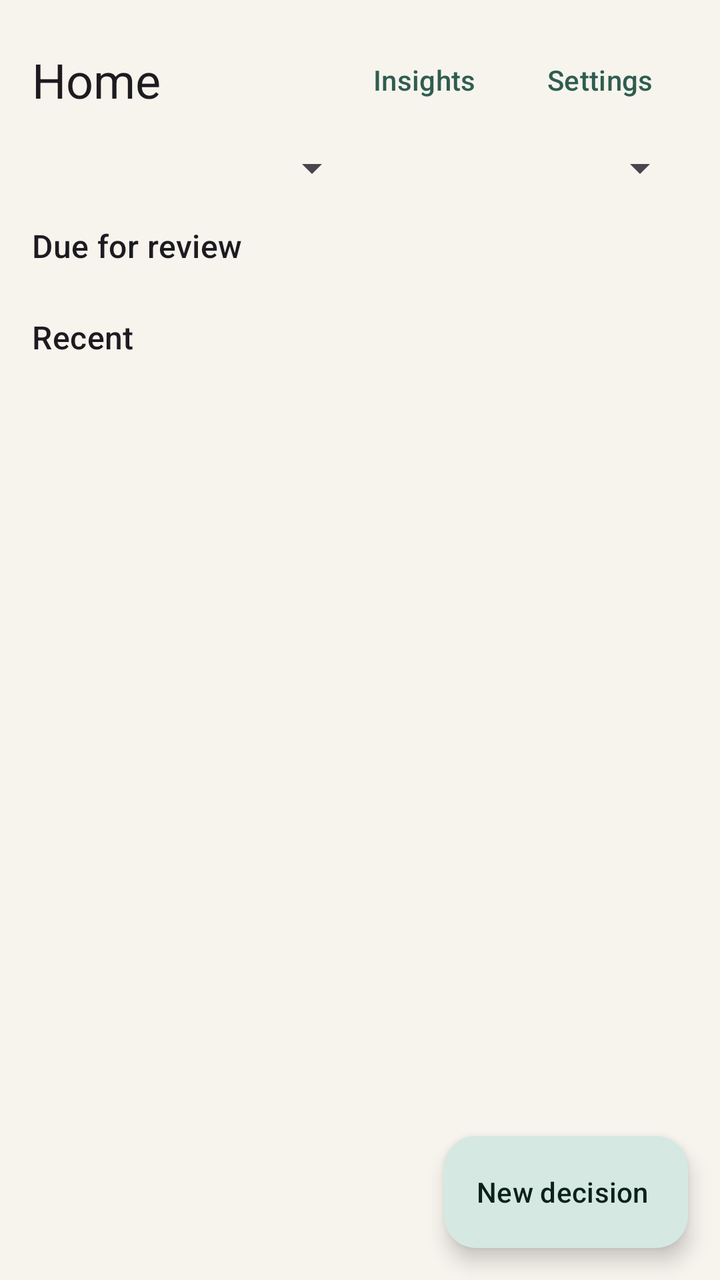
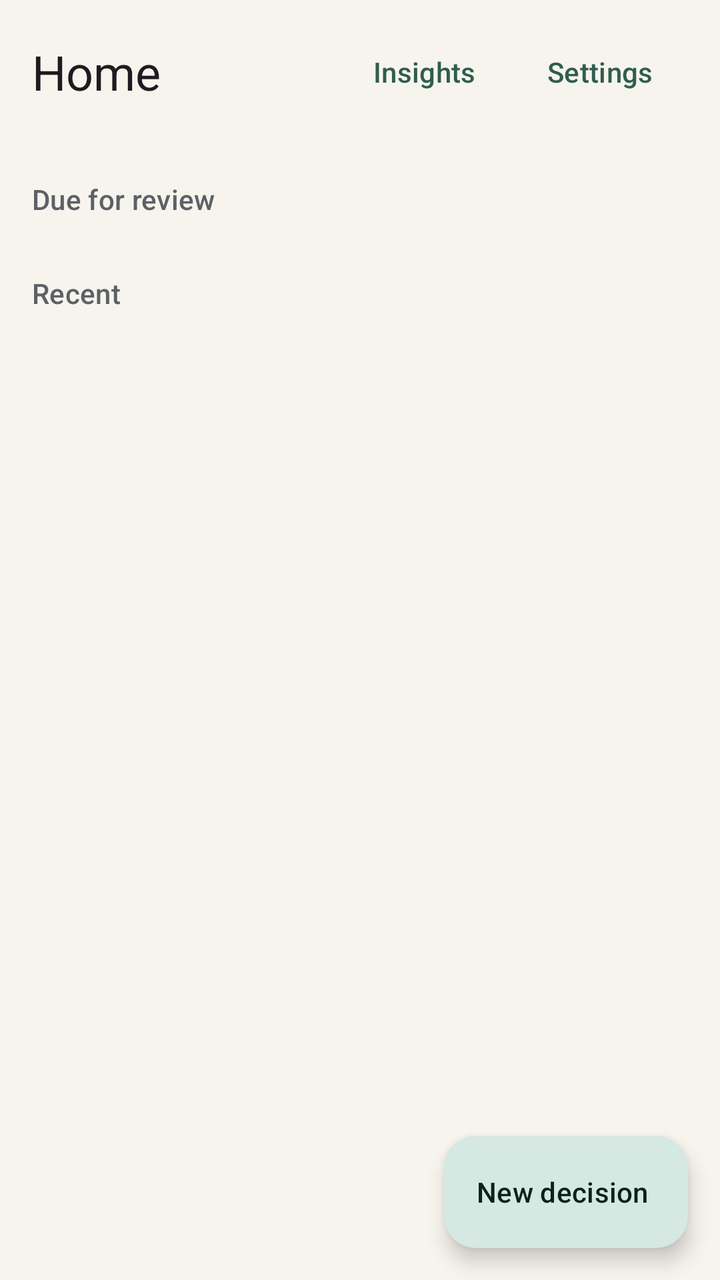

An Android layout rendered at two revisions. The XML below is the earlier revision; the diff shows what the commit changed to produce the second picture.
<!-- AndroidManifest.xml: application theme Theme.DecisionJournal -->
<!-- res/layout/fragment_home.xml -->
<?xml version="1.0" encoding="utf-8"?>
<FrameLayout xmlns:android="http://schemas.android.com/apk/res/android"
    xmlns:app="http://schemas.android.com/apk/res-auto"
    android:layout_width="match_parent"
    android:layout_height="match_parent">

    <androidx.core.widget.NestedScrollView
        android:layout_width="match_parent"
        android:layout_height="match_parent"
        android:fillViewport="true">

        <LinearLayout
            android:layout_width="match_parent"
            android:layout_height="wrap_content"
            android:orientation="vertical"
            android:padding="16dp">

            <LinearLayout
                android:layout_width="match_parent"
                android:layout_height="wrap_content"
                android:gravity="center_vertical"
                android:orientation="horizontal">

                <TextView
                    android:layout_width="0dp"
                    android:layout_height="wrap_content"
                    android:layout_weight="1"
                    android:text="@string/home"
                    android:textAppearance="?attr/textAppearanceHeadlineSmall" />

                <com.google.android.material.button.MaterialButton
                    android:id="@+id/insightsButton"
                    style="@style/Widget.Material3.Button.TextButton"
                    android:layout_width="wrap_content"
                    android:layout_height="wrap_content"
                    android:text="@string/insights" />

                <com.google.android.material.button.MaterialButton
                    android:id="@+id/settingsButton"
                    style="@style/Widget.Material3.Button.TextButton"
                    android:layout_width="wrap_content"
                    android:layout_height="wrap_content"
                    android:text="@string/settings" />
            </LinearLayout>

            <LinearLayout
                android:layout_width="match_parent"
                android:layout_height="wrap_content"
                android:layout_marginTop="8dp"
                android:orientation="horizontal">

                <Spinner
                    android:id="@+id/tagSpinner"
                    android:layout_width="0dp"
                    android:layout_height="wrap_content"
                    android:layout_weight="1" />

                <Spinner
                    android:id="@+id/statusSpinner"
                    android:layout_width="0dp"
                    android:layout_height="wrap_content"
                    android:layout_weight="1" />
            </LinearLayout>

            <TextView
                android:id="@+id/emptyText"
                android:layout_width="match_parent"
                android:layout_height="wrap_content"
                android:layout_marginTop="24dp"
                android:text="@string/no_decisions_yet"
                android:textAppearance="?attr/textAppearanceBodyMedium"
                android:visibility="gone" />

            <TextView
                android:id="@+id/dueHeader"
                android:layout_width="match_parent"
                android:layout_height="wrap_content"
                android:layout_marginTop="16dp"
                android:text="@string/due_for_review"
                android:textAppearance="?attr/textAppearanceTitleMedium" />

            <androidx.recyclerview.widget.RecyclerView
                android:id="@+id/dueList"
                android:layout_width="match_parent"
                android:layout_height="wrap_content"
                android:layout_marginTop="8dp"
                android:nestedScrollingEnabled="false" />

            <TextView
                android:id="@+id/recentHeader"
                android:layout_width="match_parent"
                android:layout_height="wrap_content"
                android:layout_marginTop="16dp"
                android:text="@string/recent"
                android:textAppearance="?attr/textAppearanceTitleMedium" />

            <androidx.recyclerview.widget.RecyclerView
                android:id="@+id/recentList"
                android:layout_width="match_parent"
                android:layout_height="wrap_content"
                android:layout_marginTop="8dp"
                android:nestedScrollingEnabled="false" />

            <TextView
                android:id="@+id/nothingMatches"
                android:layout_width="match_parent"
                android:layout_height="wrap_content"
                android:layout_marginTop="16dp"
                android:text="@string/nothing_matches"
                android:textAppearance="?attr/textAppearanceBodyMedium"
                android:visibility="gone" />
        </LinearLayout>
    </androidx.core.widget.NestedScrollView>

    <com.google.android.material.floatingactionbutton.ExtendedFloatingActionButton
        android:id="@+id/newDecisionFab"
        android:layout_width="wrap_content"
        android:layout_height="wrap_content"
        android:layout_gravity="bottom|end"
        android:layout_margin="16dp"
        android:text="@string/new_decision" />

</FrameLayout>
<!-- resources referenced by this layout -->
<resources>
  <string name="due_for_review">Due for review</string>
  <string name="home">Home</string>
  <string name="insights">Insights</string>
  <string name="new_decision">New decision</string>
  <string name="no_decisions_yet">No decisions yet. Record one while it is fresh: a title, a prediction, how confident you are, and when to look at it again.</string>
  <string name="nothing_matches">Nothing matches those filters.</string>
  <string name="recent">Recent</string>
  <string name="settings">Settings</string>
  <style name="Theme.DecisionJournal" parent="Theme.Material3.DayNight.NoActionBar">
          <item name="colorPrimary">@color/primary</item>
          <item name="colorOnPrimary">@color/on_primary</item>
          <item name="colorPrimaryContainer">@color/primary_container</item>
          <item name="colorOnPrimaryContainer">@color/on_primary_container</item>
          <item name="colorSecondary">@color/secondary</item>
          <item name="colorOnSecondary">@color/on_secondary</item>
          <item name="colorSecondaryContainer">@color/secondary_container</item>
          <item name="colorOnSecondaryContainer">@color/on_secondary_container</item>
          <item name="android:colorBackground">@color/background</item>
          <item name="colorSurface">@color/surface</item>
          <item name="colorOnSurface">@color/on_surface</item>
          <item name="colorSurfaceVariant">@color/surface_variant</item>
          <item name="colorOnSurfaceVariant">@color/on_surface_variant</item>
          <item name="colorOutline">@color/outline</item>
          <item name="shapeAppearanceSmallComponent">@style/ShapeAppearance.DecisionJournal.Small</item>
          <item name="shapeAppearanceMediumComponent">@style/ShapeAppearance.DecisionJournal.Medium</item>
          <item name="shapeAppearanceLargeComponent">@style/ShapeAppearance.DecisionJournal.Large</item>
      </style>
  <color name="primary">#2F5D50</color>
  <color name="on_primary">#FFFFFF</color>
  <color name="primary_container">#D5E8E1</color>
  <color name="on_primary_container">#0C211A</color>
  <color name="secondary">#8A6A45</color>
  <color name="on_secondary">#FFFFFF</color>
  <color name="secondary_container">#F3E4CE</color>
  <color name="on_secondary_container">#2B1F0F</color>
  <color name="background">#F7F4EE</color>
  <color name="surface">#FFFCF7</color>
  <color name="on_surface">#1B1D20</color>
  <color name="surface_variant">#EDE8DE</color>
  <color name="on_surface_variant">#5C6166</color>
  <color name="outline">#D8D2C5</color>
  <style name="ShapeAppearance.DecisionJournal.Small" parent="ShapeAppearance.Material3.SmallComponent">
          <item name="cornerFamily">rounded</item>
          <item name="cornerSize">8dp</item>
      </style>
  <style name="ShapeAppearance.DecisionJournal.Medium" parent="ShapeAppearance.Material3.MediumComponent">
          <item name="cornerFamily">rounded</item>
          <item name="cornerSize">14dp</item>
      </style>
  <style name="ShapeAppearance.DecisionJournal.Large" parent="ShapeAppearance.Material3.LargeComponent">
          <item name="cornerFamily">rounded</item>
          <item name="cornerSize">20dp</item>
      </style>
</resources>

<!-- the commit's change to res/layout/fragment_home.xml (unified diff, before → after) -->
@@ -13,7 +13,9 @@
             android:layout_width="match_parent"
             android:layout_height="wrap_content"
             android:orientation="vertical"
-            android:padding="16dp">
+            android:paddingHorizontal="16dp"
+            android:paddingTop="12dp"
+            android:paddingBottom="96dp">
 
             <LinearLayout
                 android:layout_width="match_parent"
@@ -43,41 +45,54 @@
                     android:text="@string/settings" />
             </LinearLayout>
 
-            <LinearLayout
+            <HorizontalScrollView
                 android:layout_width="match_parent"
                 android:layout_height="wrap_content"
-                android:layout_marginTop="8dp"
-                android:orientation="horizontal">
+                android:layout_marginTop="10dp"
+                android:scrollbars="none">
 
-                <Spinner
-                    android:id="@+id/tagSpinner"
-                    android:layout_width="0dp"
+                <com.google.android.material.chip.ChipGroup
+                    android:id="@+id/statusGroup"
+                    android:layout_width="wrap_content"
                     android:layout_height="wrap_content"
-                    android:layout_weight="1" />
+                    app:selectionRequired="true"
+                    app:singleLine="true"
+                    app:singleSelection="true" />
+            </HorizontalScrollView>
 
-                <Spinner
-                    android:id="@+id/statusSpinner"
-                    android:layout_width="0dp"
+            <HorizontalScrollView
+                android:layout_width="match_parent"
+                android:layout_height="wrap_content"
+                android:scrollbars="none">
+
+                <com.google.android.material.chip.ChipGroup
+                    android:id="@+id/tagGroup"
+                    android:layout_width="wrap_content"
                     android:layout_height="wrap_content"
-                    android:layout_weight="1" />
-            </LinearLayout>
+                    app:selectionRequired="true"
+                    app:singleLine="true"
+                    app:singleSelection="true" />
+            </HorizontalScrollView>
 
             <TextView
                 android:id="@+id/emptyText"
                 android:layout_width="match_parent"
                 android:layout_height="wrap_content"
-                android:layout_marginTop="24dp"
+                android:layout_marginTop="32dp"
+                android:gravity="center"
                 android:text="@string/no_decisions_yet"
                 android:textAppearance="?attr/textAppearanceBodyMedium"
+                android:textColor="?attr/colorOnSurfaceVariant"
                 android:visibility="gone" />
 
             <TextView
                 android:id="@+id/dueHeader"
                 android:layout_width="match_parent"
                 android:layout_height="wrap_content"
-                android:layout_marginTop="16dp"
+                android:layout_marginTop="20dp"
                 android:text="@string/due_for_review"
-                android:textAppearance="?attr/textAppearanceTitleMedium" />
+                android:textAppearance="?attr/textAppearanceTitleSmall"
+                android:textColor="?attr/colorOnSurfaceVariant" />
 
             <androidx.recyclerview.widget.RecyclerView
                 android:id="@+id/dueList"
@@ -90,9 +105,10 @@
                 android:id="@+id/recentHeader"
                 android:layout_width="match_parent"
                 android:layout_height="wrap_content"
-                android:layout_marginTop="16dp"
+                android:layout_marginTop="20dp"
                 android:text="@string/recent"
-                android:textAppearance="?attr/textAppearanceTitleMedium" />
+                android:textAppearance="?attr/textAppearanceTitleSmall"
+                android:textColor="?attr/colorOnSurfaceVariant" />
 
             <androidx.recyclerview.widget.RecyclerView
                 android:id="@+id/recentList"
@@ -106,8 +122,10 @@
                 android:layout_width="match_parent"
                 android:layout_height="wrap_content"
                 android:layout_marginTop="16dp"
+                android:gravity="center"
                 android:text="@string/nothing_matches"
                 android:textAppearance="?attr/textAppearanceBodyMedium"
+                android:textColor="?attr/colorOnSurfaceVariant"
                 android:visibility="gone" />
         </LinearLayout>
     </androidx.core.widget.NestedScrollView>
